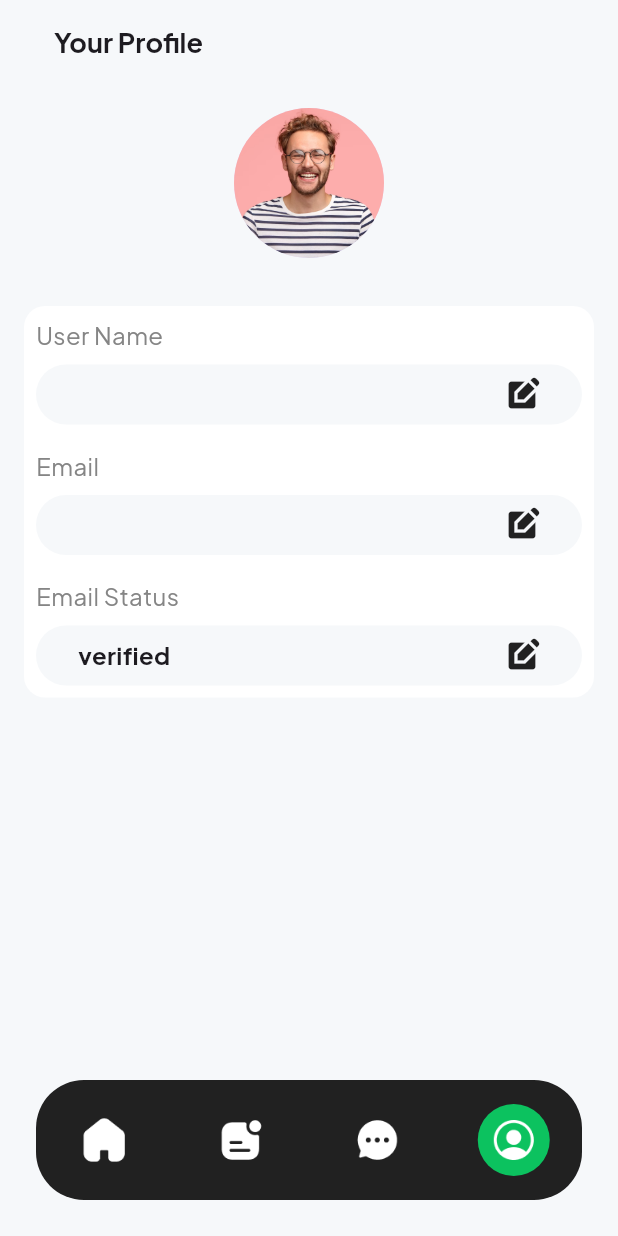
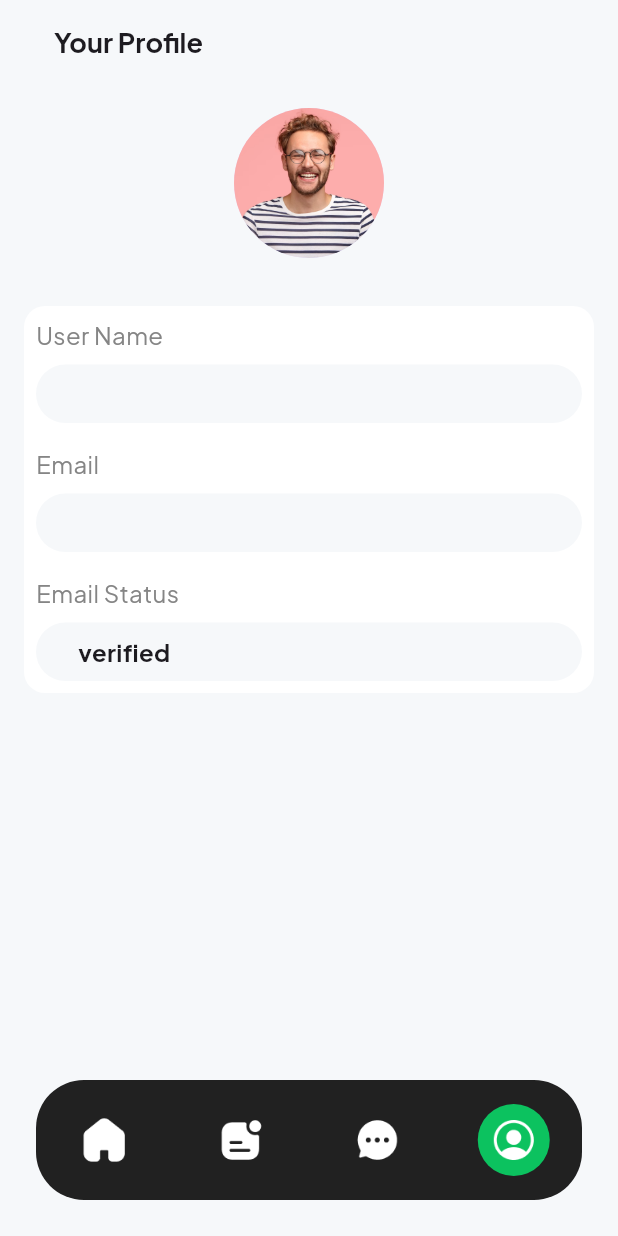
Before and after one commit to Miki0035/flutter_ride_clone, a Flutter app: the RBottomNavigationScreen screen opened directly, item 4 of the bottom bar chosen, on a phone screen of 412 x 824 dp. Run offline on Flutter 3.47's test engine with Material 3 defaults, Android fonts, the phone set to English and light mode, and no system bars; our stand-ins replace carousel_slider, cloud_firestore, firebase_auth, firebase_core, flutter_map, flutter_native_splash and 5 more; accounts and stored records are empty.

Commit message:
fix: updated codebase

```diff
--- a/lib/app.dart
+++ b/lib/app.dart
@@ -8,8 +8,8 @@ class MyApp extends StatelessWidget {
 
   @override
   Widget build(BuildContext context) {
-    return  GetMaterialApp(
-      debugShowCheckedModeBanner: true,
+    return GetMaterialApp(
+      debugShowCheckedModeBanner: false,
       theme: RAppTheme.lightTheme,
       home: OnBoardingScreen(),
     );
--- a/lib/features/bottom_navigation_menu.dart
+++ b/lib/features/bottom_navigation_menu.dart
@@ -17,12 +17,14 @@ class RBottomNavigationScreen extends StatelessWidget {
     final controller = Get.put(NavigationController());
     return Scaffold(
       body: Obx(() => controller.screens[controller.selectedIndex.value]),
-      bottomNavigationBar: Container(
+      bottomNavigationBar: SafeArea(
+        child: Padding(
+          padding: const EdgeInsets.all(RSizes.defaultSpace),
+          child: Container(
             decoration: BoxDecoration(
               borderRadius: BorderRadius.circular(32.0),
               color: RColors.black,
             ),
-        margin: const EdgeInsets.all(RSizes.defaultSpace),
             child: Obx(
               () => NavigationBar(
                 backgroundColor: Colors.transparent,
@@ -61,6 +63,8 @@ class RBottomNavigationScreen extends StatelessWidget {
               ),
             ),
           ),
+        ),
+      ),
     );
   }
 }
@@ -69,9 +73,9 @@ class NavigationController extends GetxController {
   final Rx<int> selectedIndex = 0.obs;
 
   final screens = [
-    const HomeScreen(),
+    HomeScreen(),
     const HistoryScreen(),
     const ChatScreen(),
-    const ProfileScreen()
+    ProfileScreen()
   ];
 }
--- a/lib/features/home/screens/home.dart
+++ b/lib/features/home/screens/home.dart
@@ -12,12 +12,12 @@ import 'package:ride_clone/utils/constants/images.dart';
 import 'package:ride_clone/utils/constants/sizes.dart';
 
 class HomeScreen extends StatelessWidget {
-  const HomeScreen({super.key});
+  HomeScreen({super.key});
+
+  final controller = Get.put(UserController());
 
   @override
   Widget build(BuildContext context) {
-    final controller = Get.put(UserController());
-
     return Scaffold(
       appBar:
           RAppBar(title: "Welcome ${controller.user.value.username}", actions: [
--- a/lib/features/profile/screens/profile.dart
+++ b/lib/features/profile/screens/profile.dart
@@ -1,4 +1,5 @@
 import 'package:flutter/material.dart';
+import 'package:get/state_manager.dart';
 import 'package:ride_clone/common/widgets/appbar/appbar.dart';
 import 'package:ride_clone/common/widgets/containers/circular_container_with_image.dart';
 import 'package:ride_clone/features/authentication/controllers/user_controller.dart';
@@ -8,11 +9,12 @@ import 'package:ride_clone/utils/constants/images.dart';
 import 'package:ride_clone/utils/constants/sizes.dart';
 
 class ProfileScreen extends StatelessWidget {
-  const ProfileScreen({super.key});
+  ProfileScreen({super.key});
+
+  final controller = UserController.instance;
 
   @override
   Widget build(BuildContext context) {
-    final controller = UserController.instance;
     return Scaffold(
       appBar: const RAppBar(
         title: "Your Profile",
@@ -33,7 +35,7 @@ class ProfileScreen extends StatelessWidget {
                 decoration: BoxDecoration(
                     color: RColors.white,
                     borderRadius: BorderRadius.circular(14.0)),
-                child:  Column(
+                child: Column(
                   children: [
                     RProfileTextFeild(
                       labelText: "User Name",
--- a/lib/features/profile/screens/widgets/custom_textfield_with_label_and_value.dart
+++ b/lib/features/profile/screens/widgets/custom_textfield_with_label_and_value.dart
@@ -47,10 +47,10 @@ class RProfileTextFeild extends StatelessWidget {
                         fontSize: RSizes.fontSizeMd,
                         fontWeight: FontWeight.bold),
                   ),
-                  const Icon(
-                    Icons.edit_square,
-                    size: RSizes.iconMd,
-                  )
+                  // const Icon(
+                  //   Icons.edit_square,
+                  //   size: RSizes.iconMd,
+                  // )
                 ],
               ),
             )
--- a/lib/features/ride/controller/ride_controller.dart
+++ b/lib/features/ride/controller/ride_controller.dart
@@ -33,7 +33,7 @@ class RideController extends GetxController {
     DriverModel(
         id: "2",
         firstName: "Leslie",
-        lastName: "Alexander",
+        lastName: "Alex",
         rating: 5,
         profilePicture: RImages.rider2,
         price: 70.00,
--- a/lib/main.dart
+++ b/lib/main.dart
@@ -3,18 +3,16 @@ import 'package:flutter_native_splash/flutter_native_splash.dart';
 import 'package:get/get.dart';
 import 'package:get_storage/get_storage.dart';
 
-// import 'package:flutter_native_splash/flutter_native_splash.dart';
 import 'package:ride_clone/app.dart';
 import 'package:ride_clone/data/authentication_repository.dart';
 import 'firebase_options.dart';
 import 'package:firebase_core/firebase_core.dart';
-import 'package:flutter_dotenv/flutter_dotenv.dart';
-
+// import 'package:flutter_dotenv/flutter_dotenv.dart';
 
 void main() async {
   final WidgetsBinding widgetsBinding =
       WidgetsFlutterBinding.ensureInitialized();
-  await dotenv.load(fileName: ".env");
+  // await dotenv.load(fileName: ".env");
 
   // Init Get Storage
   await GetStorage.init();
--- a/lib/utils/themes/custom_themes/dialog_theme.dart
+++ b/lib/utils/themes/custom_themes/dialog_theme.dart
@@ -6,7 +6,7 @@ class RDialogTheme {
   RDialogTheme._();
 
   // light mode
-  static const lightDialogTheme = DialogTheme(
+  static const lightDialogTheme = DialogThemeData(
       elevation: 0,
       titleTextStyle: TextStyle(
           fontFamily: 'PlusJakartaSans',
--- a/pubspec.yaml
+++ b/pubspec.yaml
@@ -27,7 +27,7 @@ dependencies:
   firebase_core: ^3.13.0
   cloud_firestore: ^5.6.7
   lottie: ^3.3.1
-  flutter_dotenv: ^5.2.1
+  # flutter_dotenv: ^5.2.1
 
 dev_dependencies:
   flutter_launcher_icons: ^0.13.1
@@ -44,7 +44,7 @@ flutter:
     - assets/images/
     - assets/icons/
     - assets/animations/
-    - .env
+    # - .env
 
   # Local Fonts
   fonts:
```
Also changed, not shown: lib/common/widgets/flutter_map.dart (+8 -6 lines), lib/data/authentication_repository.dart (+7 -8 lines), lib/data/user_repository.dart (+5 -2 lines), lib/features/authentication/controllers/user_controller.dart (+3 -4 lines), lib/features/ride/screens/ride.dart (+6 -4 lines), lib/features/ride/screens/widgets/rider_list_view.dart (+10 -7 lines), firebase.json, lib/firebase_options.dart, pubspec.lock, 1 other file. Lines whose indentation alone changed are shown as unchanged.
